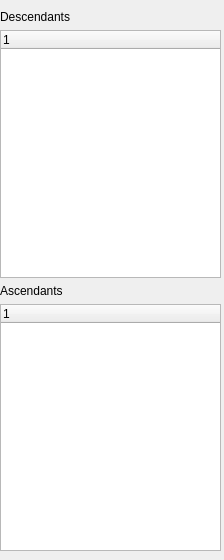
maxime-lucas/utc-lo21-plurinotes, file 2.Application/plurinotes/views/v_multiplerelation.ui: the form before one commit.
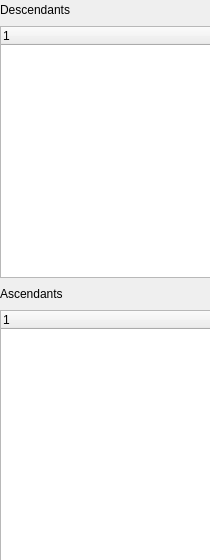
The form after the commit.

Patch:
```diff
--- a/2.Application/plurinotes/views/v_multiplerelation.ui
+++ b/2.Application/plurinotes/views/v_multiplerelation.ui
@@ -6,7 +6,7 @@
    <rect>
     <x>0</x>
     <y>0</y>
-    <width>224</width>
+    <width>210</width>
     <height>560</height>
    </rect>
   </property>
@@ -17,14 +17,26 @@
    <property name="geometry">
     <rect>
      <x>0</x>
-     <y>10</y>
-     <width>221</width>
-     <height>541</height>
+     <y>0</y>
+     <width>211</width>
+     <height>561</height>
     </rect>
    </property>
    <layout class="QVBoxLayout" name="verticalLayout">
     <item>
-     <widget class="QLabel" name="labelDescendant">
+     <widget class="QLabel" name="labelDescendants">
+      <property name="minimumSize">
+       <size>
+        <width>0</width>
+        <height>20</height>
+       </size>
+      </property>
+      <property name="maximumSize">
+       <size>
+        <width>16777215</width>
+        <height>20</height>
+       </size>
+      </property>
       <property name="text">
        <string>Descendants</string>
       </property>
@@ -32,6 +44,12 @@
     </item>
     <item>
      <widget class="QTreeWidget" name="treeDescendant">
+      <property name="sizePolicy">
+       <sizepolicy hsizetype="Preferred" vsizetype="Preferred">
+        <horstretch>0</horstretch>
+        <verstretch>0</verstretch>
+       </sizepolicy>
+      </property>
       <column>
        <property name="text">
         <string notr="true">1</string>
@@ -41,6 +59,18 @@
     </item>
     <item>
      <widget class="QLabel" name="labelAscendants">
+      <property name="minimumSize">
+       <size>
+        <width>0</width>
+        <height>20</height>
+       </size>
+      </property>
+      <property name="maximumSize">
+       <size>
+        <width>16777215</width>
+        <height>20</height>
+       </size>
+      </property>
       <property name="text">
        <string>Ascendants</string>
       </property>
@@ -48,6 +78,12 @@
     </item>
     <item>
      <widget class="QTreeWidget" name="treeAscendant">
+      <property name="sizePolicy">
+       <sizepolicy hsizetype="Preferred" vsizetype="Preferred">
+        <horstretch>0</horstretch>
+        <verstretch>0</verstretch>
+       </sizepolicy>
+      </property>
       <column>
        <property name="text">
         <string notr="true">1</string>
```
